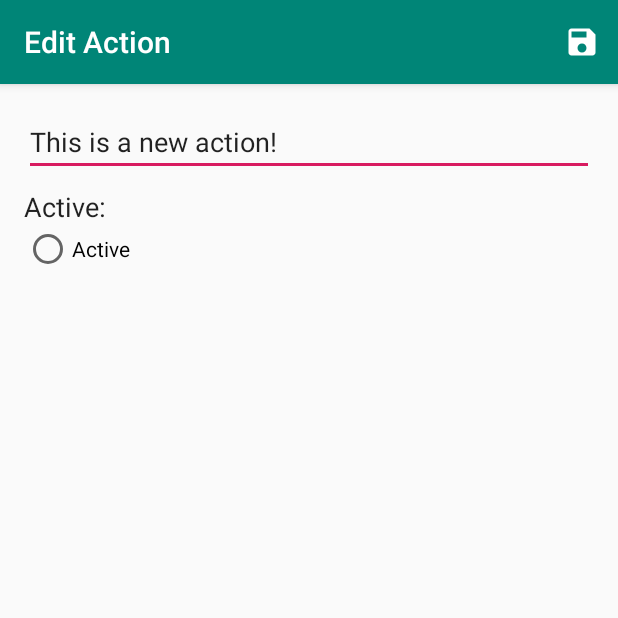
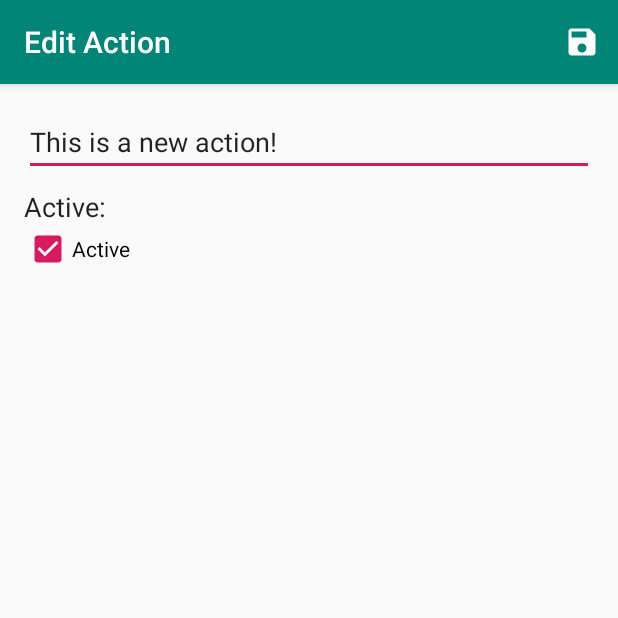
Before and after one commit to quaaludefood/MyLabDaemonApp-V2, an Android app: the screen it shows after launch (AddActionActivity), after a tap on "true", on a phone screen of 412 x 824 dp, the top half of it. Run offline under Robolectric (Android 15) with nearby library versions, the phone set to English and light mode, and no system bars; our stand-ins replace Room's generated code.

```diff
--- a/app/src/main/java/com/philippathefusionworks/mylabdaemonapp_v2/activitys/AddActionActivity.java
+++ b/app/src/main/java/com/philippathefusionworks/mylabdaemonapp_v2/activitys/AddActionActivity.java
@@ -8,6 +8,7 @@ import android.os.Bundle;
 import android.view.Menu;
 import android.view.MenuInflater;
 import android.view.MenuItem;
+import android.widget.CheckBox;
 import android.widget.EditText;
 import android.widget.RadioButton;
 import android.widget.Toast;
@@ -24,13 +25,13 @@ public class AddActionActivity extends AppCompatActivity {
             "com.philippathefusionworks.mylabdaemonapp_v2.EXTRA_NAME";
 
 
-    public static final String EXTRA_ACTIVE =
-            "com.philippathefusionworks.mylabdaemonapp_v2.EXTRA_ACTIVE";
+  public static final String EXTRA_ACTIVE = "com.philippathefusionworks.mylabdaemonapp_v2.EXTRA_ACTIVE";
 
 
+   // public static final Boolean EXTRA_ACTIVE = true;
 
     private EditText editTextName;
-    private RadioButton editActive;
+    private CheckBox editActive;
 
     @Override
     protected void onCreate(Bundle savedInstanceState) {
@@ -48,9 +49,8 @@ public class AddActionActivity extends AppCompatActivity {
         {
             setTitle("Edit Action");
             editTextName.setText(intent.getStringExtra(EXTRA_NAME));
-          // String yyy =  intent.getStringExtra(EXTRA_ACTIVE);
-          //  Boolean xxx = Boolean.parseBoolean(intent.getStringExtra(EXTRA_ACTIVE));
-            editActive.setSelected(Boolean.parseBoolean(intent.getStringExtra(EXTRA_ACTIVE)));
+            editActive.setChecked(intent.getBooleanExtra(EXTRA_ACTIVE, false));
+
         }
         else
         {
@@ -58,6 +58,7 @@ public class AddActionActivity extends AppCompatActivity {
         }
 
     }
+
 
     private void saveAction(){
         String name = editTextName.getText().toString();
--- a/app/src/main/res/layout/activity_add_action.xml
+++ b/app/src/main/res/layout/activity_add_action.xml
@@ -23,11 +23,12 @@
         android:text="Active:"
         android:textAppearance="@android:style/TextAppearance.Medium" />
 
-    <RadioButton
+    <CheckBox
         android:id="@+id/radio_active"
         android:layout_width="wrap_content"
         android:layout_height="wrap_content"
         android:text="Active"
+
         />
     <!-- android:onClick="onRadioButtonClicked"-->
 
```
